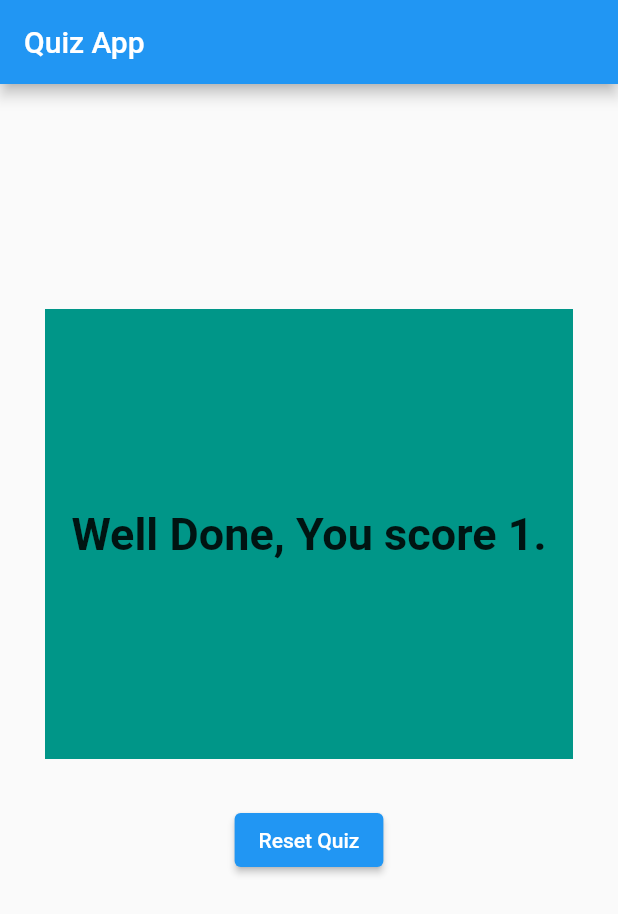
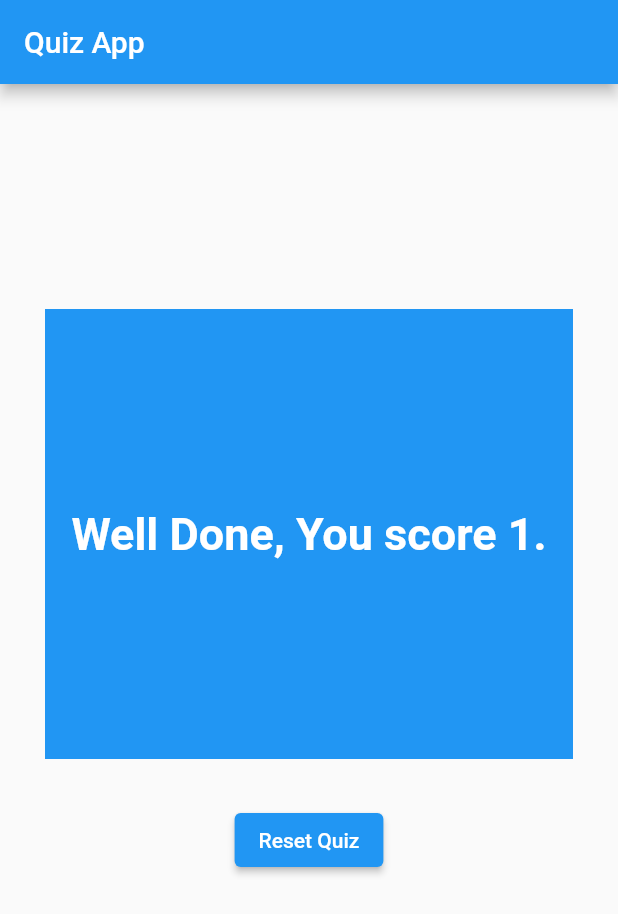
Before and after one commit to subash9860/quiz_app, a Flutter app: the screen it shows after launch, after a tap on "Nepal", after a tap on "C++", after a tap on "Desktop", on a phone screen of 412 x 824 dp. Shown: the top 914 px of the screen. Run offline on Flutter 3.47's test engine with Material 2 defaults, Android fonts, the phone set to English and light mode, and no system bars.

Commit message:
color chnage

```diff
--- a/analysis_options.yaml
+++ b/analysis_options.yaml
@@ -7,7 +7,7 @@
 
 # The following line activates a set of recommended lints for Flutter apps,
 # packages, and plugins designed to encourage good coding practices.
-include: package:flutter_lints/flutter.yaml
+# include: package:flutter_lints/flutter.yaml
 
 linter:
   # The lint rules applied to this project can be customized in the
--- a/lib/result.dart
+++ b/lib/result.dart
@@ -1,7 +1,6 @@
 import 'package:flutter/material.dart';
 
 class Result extends StatelessWidget {
-
   final int resultScore;
   var restart;
   Result(this.resultScore, this.restart);
@@ -20,15 +19,15 @@ class Result extends StatelessWidget {
           alignment: Alignment.center,
           margin: EdgeInsets.fromLTRB(30, 150, 30, 30),
           height: 300,
-          decoration: BoxDecoration(color: Colors.teal),
+          decoration: BoxDecoration(color: Colors.blue),
           child: SizedBox(
             child: Center(
               child: Text(
                 'Well Done, You score $resultScore.',
                 style: TextStyle(
-                  fontSize: 30,
-                  fontWeight: FontWeight.bold,
-                ),
+                    fontSize: 30,
+                    fontWeight: FontWeight.bold,
+                    color: Colors.white),
                 textAlign: TextAlign.center,
               ),
             ),
```
Also changed, not shown: assets/result.png.
